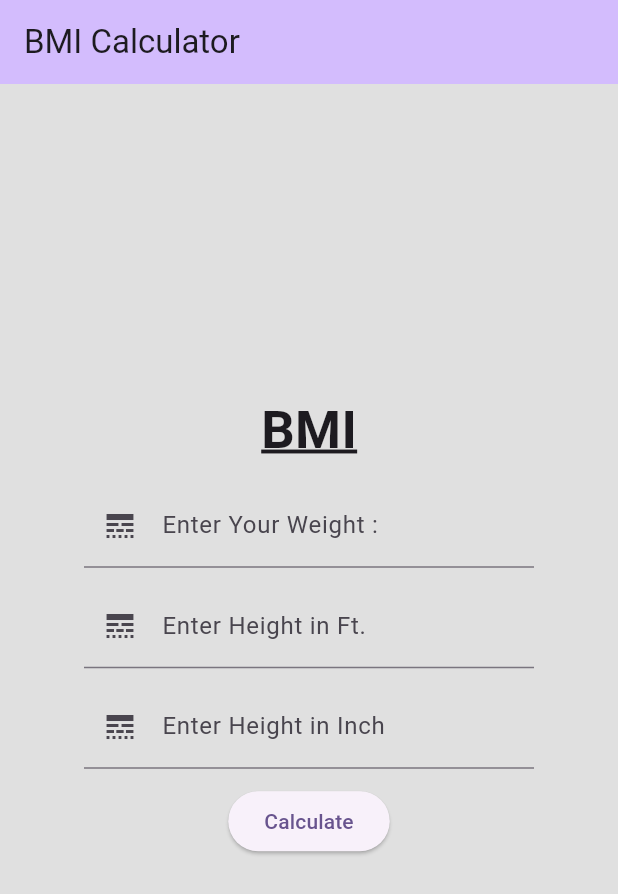
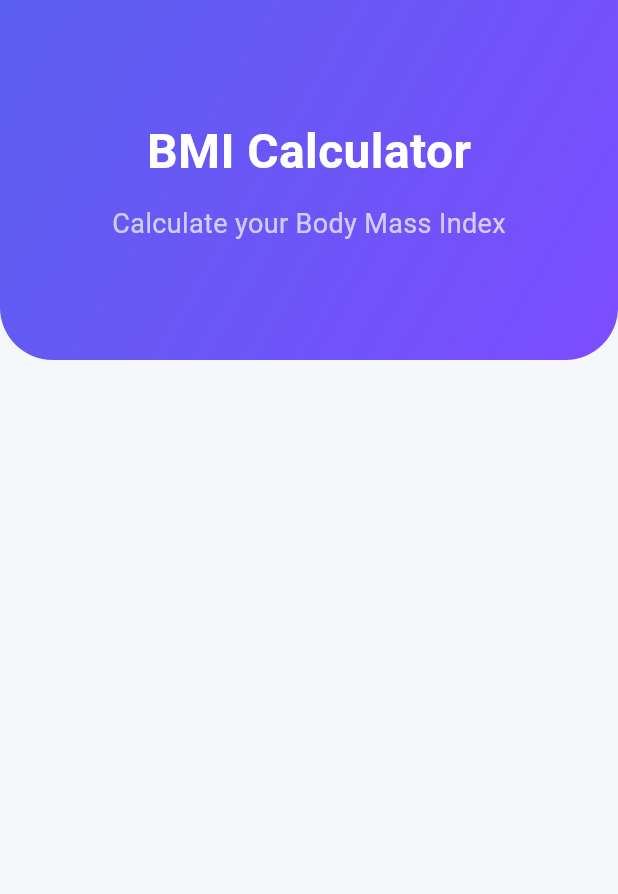
Before and after one commit to prem70198/flutter-BMI-calculator, a Flutter app: the screen it shows after launch, on a phone screen of 412 x 824 dp. Shown: the top 894 px of the screen. Run offline on Flutter 3.47's test engine with Material 3 defaults, Android fonts, the phone set to English and light mode, and no system bars.

Commit message:
Refactor project structure and setup app theme

```diff
--- a/lib/main.dart
+++ b/lib/main.dart
@@ -1,5 +1,6 @@
 import 'package:flutter/material.dart';
-
+import 'theme/app_theme.dart';
+import 'screens/home_screen.dart';
 void main() {
   runApp(const MyApp());
 }
@@ -11,141 +12,8 @@ class MyApp extends StatelessWidget {
   Widget build(BuildContext context) {
     return MaterialApp(
       title: 'BMI App',
-      theme: ThemeData(
-
-        colorScheme: .fromSeed(seedColor: Colors.deepPurple),
-      ),
-      home: const MyHomePage(title: 'Flutter Demo Home Page'),
+      theme: AppTheme.lightTheme,
+      home: const HomeScreen(),
     );
   }
 }
-
-class MyHomePage extends StatefulWidget {
-  const MyHomePage({super.key, required this.title});
-
-  final String title;
-
-  @override
-  State<MyHomePage> createState() => _MyHomePageState();
-}
-
-class _MyHomePageState extends State<MyHomePage> {
-  var wtcontroller = TextEditingController();
-  var ftcontroller = TextEditingController();
-  var incontroller = TextEditingController();
-  var result = "";
-  var bgcolor = Colors.grey.shade300;
-
-  @override
-  Widget build(BuildContext context) {
-
-    return Scaffold(
-      appBar: AppBar(
-
-        backgroundColor: Theme.of(context).colorScheme.inversePrimary,
-
-        title: Text('BMI Calculator'),
-      ),
-      body:Container(
-        color: bgcolor,
-        child: Center(
-          child: Container(
-            width: 300,
-            child: Column(
-              mainAxisAlignment: MainAxisAlignment.center,
-              children: [
-                Text('BMI' , style: TextStyle(fontSize: 35 ,
-                    fontWeight: FontWeight.w700,
-                    decoration: .underline,
-                    decorationThickness: 1.5),),
-
-                SizedBox(height: 11,),
-
-                TextField(
-                  controller: wtcontroller,
-                  keyboardType: TextInputType.number,
-                  decoration: InputDecoration(
-                    label: Text('Enter Your Weight :'),
-                    prefixIcon: Icon(Icons.line_style)
-                  ),
-                ),
-
-                SizedBox(height: 11,),
-
-                TextField(
-                  controller: ftcontroller,
-                  keyboardType: TextInputType.number,
-                  decoration: InputDecoration(
-                    label: Text('Enter Height in Ft.'),
-                    prefixIcon: Icon(Icons.line_style)
-                  ),
-                ),
-
-                SizedBox(height: 11,),
-
-                TextField(
-                  controller: incontroller,
-                  keyboardType: TextInputType.number,
-                  decoration: InputDecoration(
-                      label: Text('Enter Height in Inch'),
-                      prefixIcon: Icon(Icons.line_style)
-                  ),
-                ),
-
-                SizedBox(height: 11,),
-
-                ElevatedButton(onPressed: (){
-                  var wt = wtcontroller.text.toString();
-                  var ft = ftcontroller.text.toString();
-                  var inch = incontroller.text.toString();
-
-                  if(wt!="" && ft!="" && inch!=""){
-                    //BMI Calculation
-                    var iWt = int.parse(wt);
-                    var iFt = int.parse(ft);
-                    var iInch = int.parse(inch);
-
-                    var tInch = (iFt * 12) + iInch;
-
-                    var tCm = tInch * 2.54;
-
-                    var tM = tCm/100;
-
-                    var bmi = iWt / (tM * tM);
-
-                    var msg = "";
-
-                    if(bmi > 25){
-                      msg = "You are OverWeight !!!";
-                      bgcolor = Colors.pinkAccent.shade100;
-                    }else if(bmi < 18){
-                      msg = "You are UnderWeight !!!";
-                      bgcolor = Colors.teal.shade50;
-                    }else{
-                      msg = "You are Healthy !!!";
-                      bgcolor = Colors.limeAccent.shade100;
-                    }
-
-                    setState(() {
-                      result = "$msg \nYour BMI is : ${bmi.toStringAsFixed(3)}";
-                    });
-
-                  }else{
-                    setState(() {
-                      result = "Please fill all the required blanks";
-                    });
-                  }
-
-                }, child: Text('Calculate')),
-
-                SizedBox(height: 11,),
-
-                Text(result , style: TextStyle(fontSize: 25),)
-              ],
-            ),
-          ),
-        ),
-      )
-    );
-  }
-}
--- a/lib/screens/home_screen.dart
+++ b/lib/screens/home_screen.dart
@@ -0,0 +1,156 @@
+// class MyHomePage extends StatefulWidget {
+//   const MyHomePage({super.key, required this.title});
+//
+//   final String title;
+//
+//   @override
+//   State<MyHomePage> createState() => _MyHomePageState();
+// }
+//
+// class _MyHomePageState extends State<MyHomePage> {
+//   var wtcontroller = TextEditingController();
+//   var ftcontroller = TextEditingController();
+//   var incontroller = TextEditingController();
+//   var result = "";
+//   var bgcolor = Colors.grey.shade300;
+//
+//   @override
+//   Widget build(BuildContext context) {
+//
+//     return Scaffold(
+//         appBar: AppBar(
+//
+//           backgroundColor: Theme.of(context).colorScheme.inversePrimary,
+//
+//           title: Text('BMI Calculator'),
+//         ),
+//         body:Container(
+//           color: bgcolor,
+//           child: Center(
+//             child: Container(
+//               width: 300,
+//               child: Column(
+//                 mainAxisAlignment: MainAxisAlignment.center,
+//                 children: [
+//                   Text('BMI' , style: TextStyle(fontSize: 35 ,
+//                       fontWeight: FontWeight.w700,
+//                       decoration: .underline,
+//                       decorationThickness: 1.5),),
+//
+//                   SizedBox(height: 11,),
+//
+//                   TextField(
+//                     controller: wtcontroller,
+//                     keyboardType: TextInputType.number,
+//                     decoration: InputDecoration(
+//                         label: Text('Enter Your Weight :'),
+//                         prefixIcon: Icon(Icons.line_style)
+//                     ),
+//                   ),
+//
+//                   SizedBox(height: 11,),
+//
+//                   TextField(
+//                     controller: ftcontroller,
+//                     keyboardType: TextInputType.number,
+//                     decoration: InputDecoration(
+//                         label: Text('Enter Height in Ft.'),
+//                         prefixIcon: Icon(Icons.line_style)
+//                     ),
+//                   ),
+//
+//                   SizedBox(height: 11,),
+//
+//                   TextField(
+//                     controller: incontroller,
+//                     keyboardType: TextInputType.number,
+//                     decoration: InputDecoration(
+//                         label: Text('Enter Height in Inch'),
+//                         prefixIcon: Icon(Icons.line_style)
+//                     ),
+//                   ),
+//
+//                   SizedBox(height: 11,),
+//
+//                   ElevatedButton(onPressed: (){
+//                     var wt = wtcontroller.text.toString();
+//                     var ft = ftcontroller.text.toString();
+//                     var inch = incontroller.text.toString();
+//
+//                     if(wt!="" && ft!="" && inch!=""){
+//                       //BMI Calculation
+//                       var iWt = int.parse(wt);
+//                       var iFt = int.parse(ft);
+//                       var iInch = int.parse(inch);
+//
+//                       var tInch = (iFt * 12) + iInch;
+//
+//                       var tCm = tInch * 2.54;
+//
+//                       var tM = tCm/100;
+//
+//                       var bmi = iWt / (tM * tM);
+//
+//                       var msg = "";
+//
+//                       if(bmi > 25){
+//                         msg = "You are OverWeight !!!";
+//                         bgcolor = Colors.pinkAccent.shade100;
+//                       }else if(bmi < 18){
+//                         msg = "You are UnderWeight !!!";
+//                         bgcolor = Colors.teal.shade50;
+//                       }else{
+//                         msg = "You are Healthy !!!";
+//                         bgcolor = Colors.limeAccent.shade100;
+//                       }
+//
+//                       setState(() {
+//                         result = "$msg \nYour BMI is : ${bmi.toStringAsFixed(3)}";
+//                       });
+//
+//                     }else{
+//                       setState(() {
+//                         result = "Please fill all the required blanks";
+//                       });
+//                     }
+//
+//                   }, child: Text('Calculate')),
+//
+//                   SizedBox(height: 11,),
+//
+//                   Text(result , style: TextStyle(fontSize: 25),)
+//                 ],
+//               ),
+//             ),
+//           ),
+//         )
+//     );
+//   }
+// }
+
+import '../widgets/header_widget.dart';
+
+
+import 'package:flutter/material.dart';
+
+class HomeScreen extends StatefulWidget {
+  const HomeScreen({super.key});
+
+  @override
+  State<HomeScreen> createState() => _HomeScreenState();
+}
+
+class _HomeScreenState extends State<HomeScreen> {
+  @override
+  Widget build(BuildContext context) {
+    return const Scaffold(
+      body: Column(
+        children: [
+
+          HeaderWidget(),
+
+        ],
+      )
+    );
+  }
+}
--- a/lib/theme/app_theme.dart
+++ b/lib/theme/app_theme.dart
@@ -0,0 +1,19 @@
+import 'package:flutter/material.dart';
+import '../utils/colors.dart';
+
+class AppTheme {
+  static ThemeData lightTheme = ThemeData(
+    useMaterial3: true,
+
+    scaffoldBackgroundColor: AppColors.background,
+
+    colorScheme: ColorScheme.fromSeed(
+      seedColor: AppColors.primary,
+    ),
+
+    appBarTheme: const AppBarTheme(
+      centerTitle: true,
+      elevation: 0,
+    ),
+  );
+}
--- /dev/null
+++ b/lib/utils/colors.dart
@@ -0,0 +1,15 @@
+import 'package:flutter/material.dart';
+
+class AppColors {
+  static const primary = Color(0xff5B5FEF);
+
+  static const secondary = Color(0xff7C4DFF);
+
+  static const background = Color(0xffF5F7FA);
+
+  static const white = Colors.white;
+
+  static const textDark = Color(0xff1A1A1A);
+
+  static const grey = Color(0xffA0A0A0);
+}
--- /dev/null
+++ b/lib/widgets/header_widget.dart
@@ -0,0 +1,55 @@
+import 'package:flutter/material.dart';
+
+class HeaderWidget extends StatelessWidget {
+  const HeaderWidget({super.key});
+
+  @override
+  Widget build(BuildContext context) {
+    return Container(
+      width: double.infinity,
+      height: 240,
+
+      decoration: const BoxDecoration(
+        gradient: LinearGradient(
+          colors: [
+            Color(0xff5B5FEF),
+            Color(0xff7C4DFF),
+          ],
+          begin: Alignment.topLeft,
+          end: Alignment.bottomRight,
+        ),
+
+        borderRadius: BorderRadius.only(
+          bottomLeft: Radius.circular(35),
+          bottomRight: Radius.circular(35),
+        ),
+      ),
+
+      child: const Column(
+        mainAxisAlignment: MainAxisAlignment.center,
+        children: [
+
+          Text(
+            "BMI Calculator",
+            style: TextStyle(
+              color: Colors.white,
+              fontSize: 32,
+              fontWeight: FontWeight.bold,
+            ),
+          ),
+
+          SizedBox(height: 12),
+
+          Text(
+            "Calculate your Body Mass Index",
+            style: TextStyle(
+              color: Colors.white70,
+              fontSize: 18,
+            ),
+          ),
+
+        ],
+      ),
+    );
+  }
+}
```
